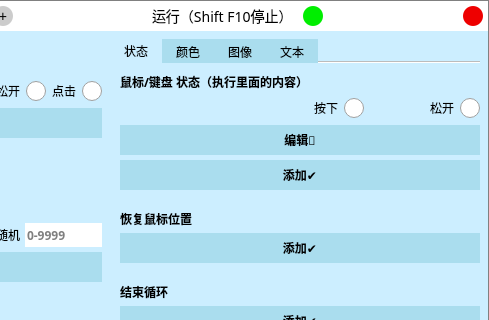
First picture: the form in .ui/EditUi.ui, repository ChiyukiGana/Quickinput, before the edit; both pictures show x 711 to 1200 and y 0 to 320 of the 1200 by 680 pixel window.
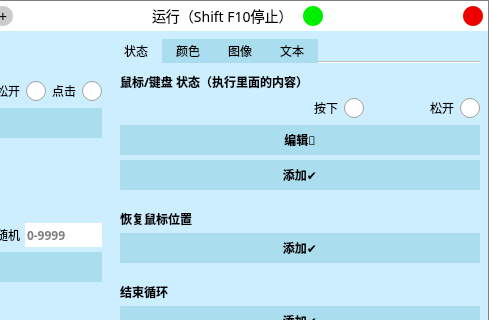
Second picture: the form after the edit. Icons and pictures are not drawn. Custom widgets are drawn as their Qt base class.

What changed in the file:
```diff
--- a/.ui/EditUi.ui
+++ b/.ui/EditUi.ui
@@ -1707,7 +1707,7 @@
          <enum>Qt::NoFocus</enum>
         </property>
         <property name="styleSheet">
-         <string notr="true">QTabBar::tab,QTabBar::tab::first,QTabBar::tab::last{width:52px;height:24px}
+         <string notr="true">QTabBar::tab,QTabBar::tab::first,QTabBar::tab::last{width:52px;height:24px;padding:0px;font-size:12px}
 #extab0,#extab1,#extab2,#extab3{background:transparent}</string>
         </property>
         <property name="tabShape">
```
